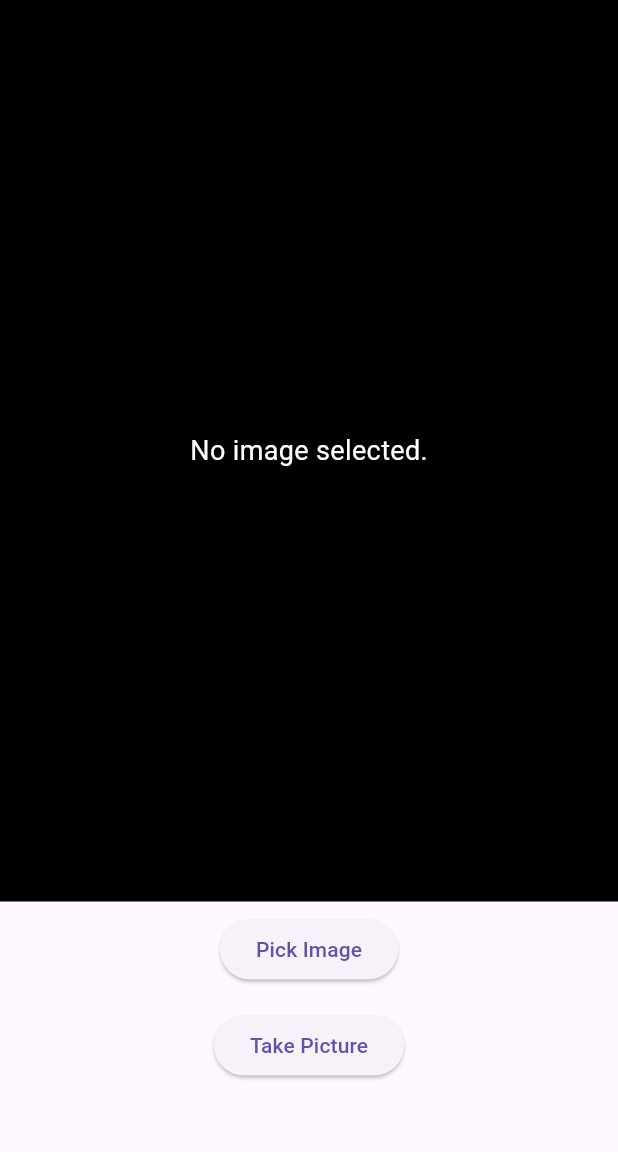
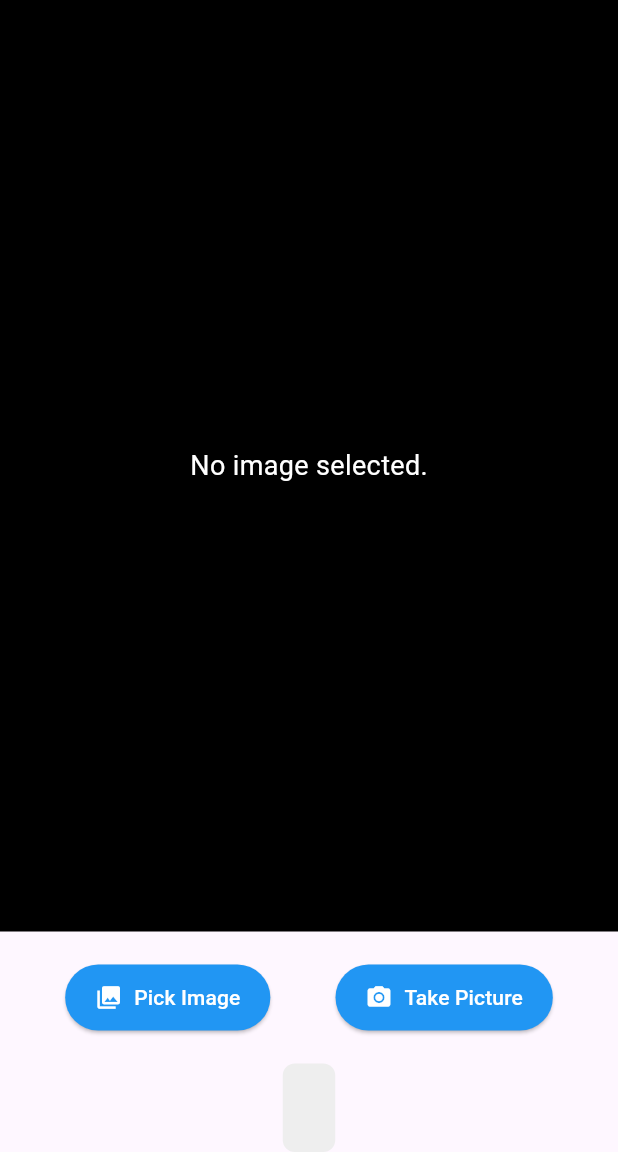
Before and after one commit to SamanKC/Text_Scanner-Image_to_Text, a Flutter app: the screen it shows after launch, after a tap on "Pick Image", on a phone screen of 412 x 824 dp, the part 84-1236 px from its top. Run offline on Flutter 3.47's test engine with Material 2 defaults, Android fonts, the phone set to English and light mode, and no system bars; our stand-ins replace image_picker; missing offline and left inert: google_ml_kit.

Commit message:
minor UI changes

```diff
--- a/lib/screens/image_to_text_screen.dart
+++ b/lib/screens/image_to_text_screen.dart
@@ -1,8 +1,9 @@
 import 'dart:io';
 
 import 'package:flutter/material.dart';
-import 'package:google_ml_kit/google_ml_kit.dart';
 import 'package:image_picker/image_picker.dart';
+
+import '../controllers/image_processing.dart';
 
 class ImageToTextScreen extends StatefulWidget {
   const ImageToTextScreen({super.key});
@@ -16,31 +17,28 @@ class _ImageToTextScreenState extends State<ImageToTextScreen> {
   String _recognizedText = '';
 
   Future<void> _pickImage(ImageSource source) async {
+    try {
       final pickedImage = await ImagePicker().pickImage(source: source);
+      if (pickedImage != null) {
         setState(() {
-      _pickedImage = File(pickedImage!.path);
+          _pickedImage = File(pickedImage.path);
           _recognizedText = '';
         });
         _processImage();
       }
+    } catch (e) {
+      setState(() {
+        _recognizedText = 'Error picking image: $e';
+      });
+    }
+  }
 
   Future<void> _processImage() async {
-    final inputImage = InputImage.fromFile(_pickedImage!);
-    final textDetector = GoogleMlKit.vision.textRecognizer();
-    final recognizedText = await textDetector.processImage(inputImage);
-    String text = '';
-    for (TextBlock block in recognizedText.blocks) {
-      for (TextLine line in block.lines) {
-        for (TextElement element in line.elements) {
-          text += '${element.text} ';
-        }
-        text += '\n';
-      }
-    }
+    final recognizedText = await ImageProcessing.processImage(_pickedImage!);
+
     setState(() {
-      _recognizedText = text;
+      _recognizedText = recognizedText;
     });
-    textDetector.close();
   }
 
   @override
@@ -70,27 +68,53 @@ class _ImageToTextScreenState extends State<ImageToTextScreen> {
               ),
             ),
           ),
-          Padding(
-            padding: const EdgeInsets.all(8.0),
-            child: ElevatedButton(
+          const SizedBox(height: 20.0),
+          Row(
+            mainAxisAlignment: MainAxisAlignment.spaceEvenly,
+            children: <Widget>[
+              ElevatedButton.icon(
                 onPressed: () => _pickImage(ImageSource.gallery),
-              child: const Text('Pick Image'),
+                icon: const Icon(Icons.photo_library),
+                label: const Text('Pick Image'),
+                style: ElevatedButton.styleFrom(
+                  backgroundColor: Colors.blue,
+                  foregroundColor: Colors.white,
+                  padding: const EdgeInsets.symmetric(
+                    vertical: 12.0,
+                    horizontal: 20.0,
                   ),
                 ),
-          Padding(
-            padding: const EdgeInsets.all(8.0),
-            child: ElevatedButton(
+              ),
+              ElevatedButton.icon(
                 onPressed: () => _pickImage(ImageSource.camera),
-              child: const Text('Take Picture'),
+                icon: const Icon(Icons.camera_alt),
+                label: const Text('Take Picture'),
+                style: ElevatedButton.styleFrom(
+                  backgroundColor: Colors.blue,
+                  foregroundColor: Colors.white,
+                  padding: const EdgeInsets.symmetric(
+                    vertical: 12.0,
+                    horizontal: 20.0,
                   ),
                 ),
+              ),
+            ],
+          ),
+          const SizedBox(height: 20.0),
           Padding(
-            padding: const EdgeInsets.all(8.0),
-            child: Text(
+            padding: const EdgeInsets.symmetric(horizontal: 16.0),
+            child: Container(
+              decoration: BoxDecoration(
+                borderRadius: BorderRadius.circular(8.0),
+                color: Colors.grey[200],
+              ),
+              padding: const EdgeInsets.all(16.0),
+              child: SelectableText(
                 _recognizedText,
                 style: const TextStyle(
                   fontSize: 16.0,
                   fontWeight: FontWeight.bold,
+                ),
               ),
             ),
           ),
```
Also changed, not shown: lib/controllers/image_processing.dart (added, +28 -0 lines). Lines whose indentation alone changed are shown as unchanged.
